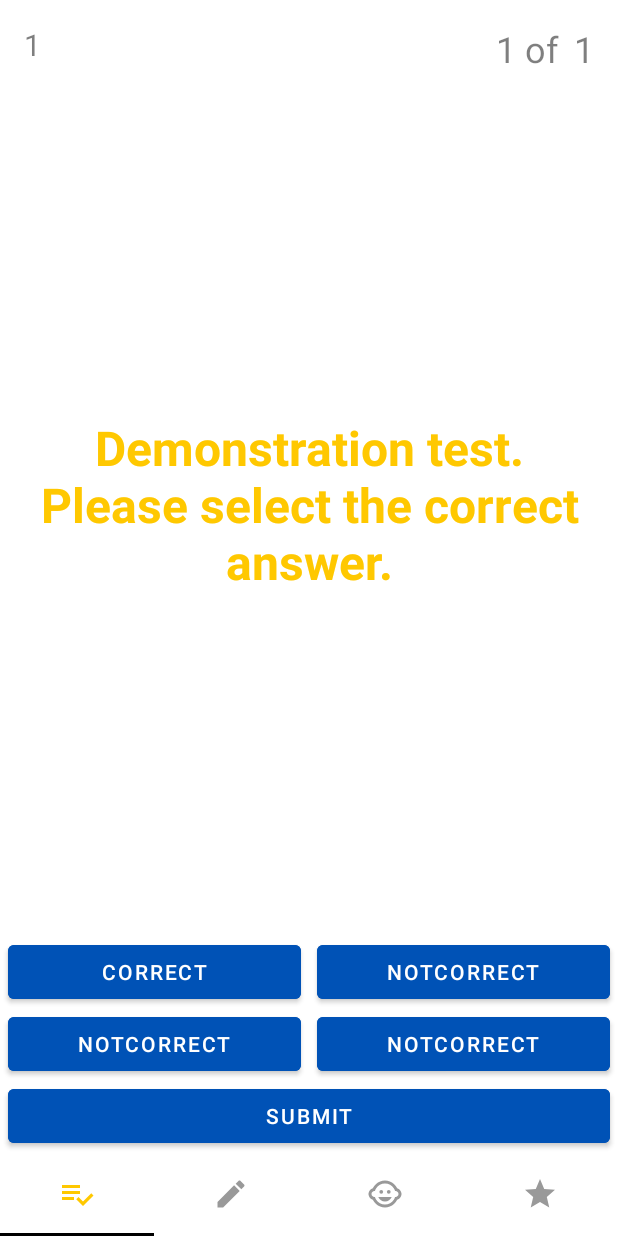
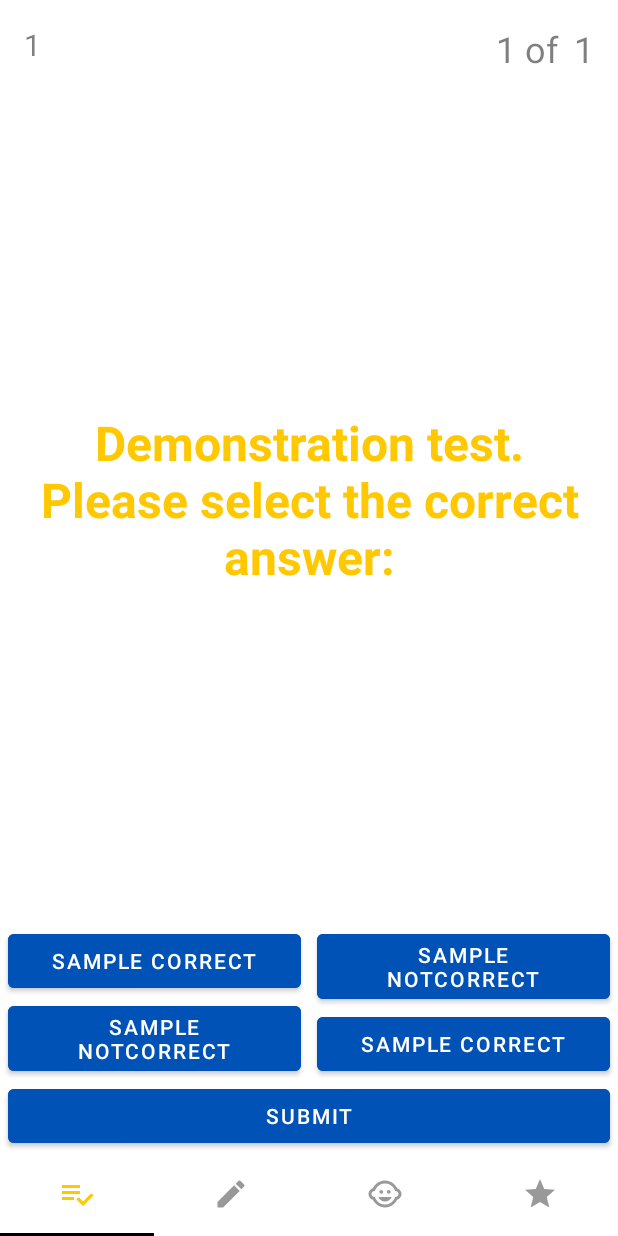
Before and after one commit to NlightN22/testeroid, an Android app: the screen it shows after launch (MainActivity), on a phone screen of 412 x 824 dp. Run offline under Robolectric (Android 15) with nearby library versions, the phone set to English and light mode, and no system bars; our stand-ins replace Room's generated code.

```diff
--- a/app/src/main/java/space/active/testeroid/screens/main/MainActivityViewModel.kt
+++ b/app/src/main/java/space/active/testeroid/screens/main/MainActivityViewModel.kt
@@ -87,12 +87,12 @@ class MainActivityViewModel(
                 dataStore.saveSelectedUser(firstUser)
                 repository.addUser(firstUser)
                 repository.addNewTestWithQuestions(
-                    Tests(testName = "Demonstration test. Please select the correct answer."),
+                    Tests(testName = "Demonstration test. Please select the correct answer:"),
                     listOf(
-                        Questions(questionId = 0, questionName = "Correct", correctAnswer = true),
-                        Questions(questionId = 0, questionName = "NotCorrect", correctAnswer = false),
-                        Questions(questionId = 0, questionName = "NotCorrect", correctAnswer = false),
-                        Questions(questionId = 0, questionName = "NotCorrect", correctAnswer = false),
+                        Questions(questionId = 0, questionName = "Sample Correct", correctAnswer = true),
+                        Questions(questionId = 0, questionName = "Sample NotCorrect", correctAnswer = false),
+                        Questions(questionId = 0, questionName = "Sample Correct", correctAnswer = true),
+                        Questions(questionId = 0, questionName = "Sample NotCorrect", correctAnswer = false),
                     )
                 )
                 dataStore.saveFirstStart(false)
--- /dev/null
+++ b/app/src/main/res/values/integers.xml
@@ -0,0 +1,4 @@
+<?xml version="1.0" encoding="utf-8"?>
+<resources>
+    <integer name="variant_max_length">30</integer>
+</resources>
```
Also changed, not shown: app/src/main/res/layout/fragment_edit_test.xml (+23 -25 lines).
